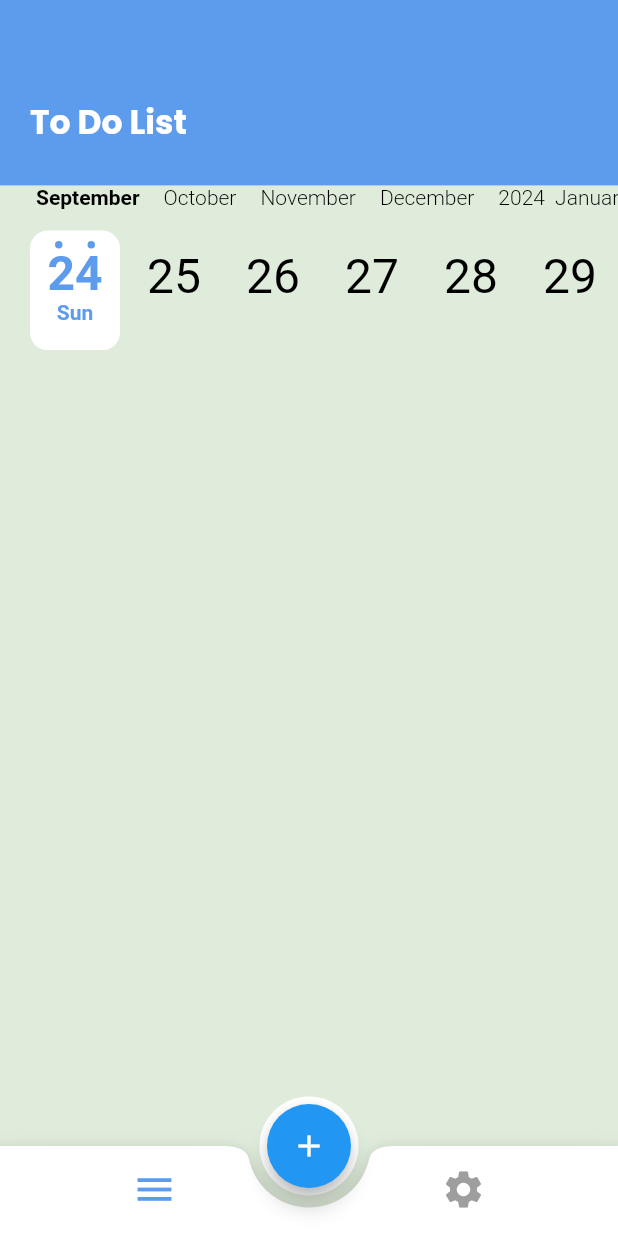
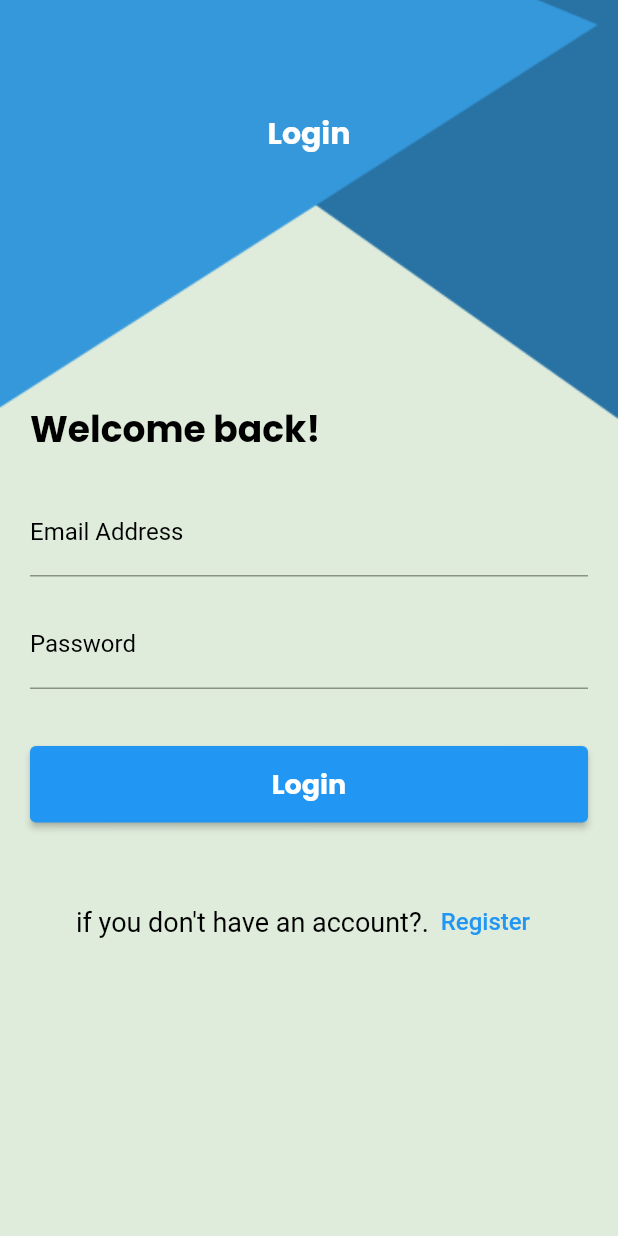
Before and after one commit to basmalahesham/todo_app_c9, a Flutter app: the screen it shows after launch, on a phone screen of 412 x 824 dp. Run offline on Flutter 3.47's test engine with Material 2 defaults, Android fonts, the phone set to English and light mode, and no system bars; drawn by our look-alikes of calendar_timeline; our stand-ins replace bot_toast, cloud_firestore, firebase_auth, firebase_core, flutter_easyloading, flutter_slidable and 2 more; accounts and stored records are empty; generated files the repository leaves out were written again.

Commit message:
create todoApp

```diff
--- a/lib/core/network_layer/firestore_utils.dart
+++ b/lib/core/network_layer/firestore_utils.dart
@@ -1,4 +1,5 @@
 import 'package:cloud_firestore/cloud_firestore.dart';
+import 'package:todo_app/core/utils/my_date_time.dart';
 import 'package:todo_app/models/task_model.dart';
 
 class FirestoreUtils {
@@ -27,9 +28,13 @@ class FirestoreUtils {
     return tasksList;
   }
 
-  static Stream<QuerySnapshot<TaskModel>> getRealTimeDataFromFirestore() {
-    var querySnapshots = getCollection().snapshots();
-    return querySnapshots;
+  static Stream<QuerySnapshot<TaskModel>> getRealTimeDataFromFirestore(
+      DateTime dateTime) {
+    return getCollection()
+        .where("dateTime",
+            isEqualTo:
+                MyDateTime.externalDateOnly(dateTime).millisecondsSinceEpoch)
+        .snapshots();
   }
 
   static Future<void> deleteData(TaskModel model) {
--- /dev/null
+++ b/lib/core/utils/my_date_time.dart
@@ -0,0 +1,5 @@
+class MyDateTime {
+  static DateTime externalDateOnly(DateTime dateTime) {
+    return DateTime(dateTime.year, dateTime.month, dateTime.day);
+  }
+}
--- /dev/null
+++ b/lib/core/widgets/custom_text_form_field.dart
@@ -0,0 +1,47 @@
+import 'package:flutter/material.dart';
+import 'package:provider/provider.dart';
+
+import '../../provider/settings_provider.dart';
+import '../theme/app_theme.dart';
+
+class CustomTextFormField extends StatelessWidget {
+  const CustomTextFormField(
+      {super.key,
+      required this.label,
+      required this.hint,
+      required this.controller,
+      required this.validator
+      //required this.onChanged
+      });
+
+  final String label;
+  final String hint;
+  final TextEditingController controller;
+
+  //final ValueChanged<String>? onChanged;
+  final FormFieldValidator<String>? validator;
+
+  @override
+  Widget build(BuildContext context) {
+    var provider = Provider.of<SettingsProvider>(context);
+    return Padding(
+      padding: const EdgeInsets.symmetric(vertical: 8.0),
+      child: TextFormField(
+        controller: controller,
+        //onChanged: onChanged,
+        validator: validator,
+        decoration: InputDecoration(
+          labelText: label,
+          labelStyle:
+              TextStyle(color: provider.isDark() ? Colors.white : Colors.black),
+          hintText: hint,
+          hintStyle:
+              TextStyle(color: provider.isDark() ? Colors.white : Colors.black),
+          focusedBorder: UnderlineInputBorder(
+            borderSide: BorderSide(color: AppTheme.primaryColor, width: 2),
+          ),
+        ),
+      ),
+    );
+  }
+}
--- a/lib/main.dart
+++ b/lib/main.dart
@@ -7,6 +7,8 @@ import 'package:provider/provider.dart';
 import 'package:todo_app/core/services/loading_service.dart';
 import 'package:todo_app/core/theme/app_theme.dart';
 import 'package:todo_app/layout/home_layout.dart';
+import 'package:todo_app/moduls/login/login.dart';
+import 'package:todo_app/moduls/register/register_screen.dart';
 import 'package:todo_app/moduls/splach/splash_view.dart';
 import 'package:todo_app/provider/settings_provider.dart';
 
@@ -51,6 +53,8 @@ class MyApp extends StatelessWidget {
       routes: {
         SplashView.routeName: (context) => SplashView(),
         HomeLayoutView.routeName: (context) => const HomeLayoutView(),
+        RegisterScreen.routeName: (context) => RegisterScreen(),
+        LoginScreen.routeName: (context) => LoginScreen(),
       },
       builder: EasyLoading.init(
         builder: BotToastInit(),
--- /dev/null
+++ b/lib/moduls/login/login.dart
@@ -0,0 +1,227 @@
+import 'package:firebase_auth/firebase_auth.dart';
+import 'package:flutter/material.dart';
+import 'package:flutter_easyloading/flutter_easyloading.dart';
+import 'package:google_fonts/google_fonts.dart';
+import 'package:provider/provider.dart';
+import 'package:todo_app/core/widgets/custom_text_form_field.dart';
+import 'package:todo_app/layout/home_layout.dart';
+import 'package:todo_app/moduls/register/register_screen.dart';
+
+import '../../core/services/snackbar_service.dart';
+import '../../provider/settings_provider.dart';
+
+class LoginScreen extends StatefulWidget {
+  LoginScreen({super.key});
+
+  static const String routeName = "login_screen";
+
+  @override
+  State<LoginScreen> createState() => _LoginScreenState();
+}
+
+class _LoginScreenState extends State<LoginScreen> {
+  //String name = '';
+  var emailController = TextEditingController();
+  var passwordController = TextEditingController();
+
+  var formKey = GlobalKey<FormState>();
+
+  @override
+  Widget build(BuildContext context) {
+    var provider = Provider.of<SettingsProvider>(context);
+    var mediaQuery = MediaQuery.of(context).size;
+    return Scaffold(
+      resizeToAvoidBottomInset: false,
+      body: Container(
+        padding: EdgeInsets.only(
+          top: mediaQuery.height * 0.09,
+          left: 20,
+          right: 20,
+        ),
+        alignment: Alignment.center,
+        width: double.infinity,
+        height: double.infinity,
+        decoration: BoxDecoration(
+          image: DecorationImage(
+            image: AssetImage(
+              'assets/images/SIGN IN – 1.png',
+            ),
+            fit: BoxFit.cover,
+          ),
+        ),
+        child: Form(
+          key: formKey,
+          child: Column(
+            crossAxisAlignment: CrossAxisAlignment.stretch,
+            children: [
+              Text(
+                'Login',
+                textAlign: TextAlign.center,
+                style: GoogleFonts.poppins(
+                  fontSize: 20,
+                  fontWeight: FontWeight.bold,
+                  color: Colors.white,
+                ),
+              ),
+              SizedBox(
+                height: mediaQuery.height * 0.2,
+              ),
+              Text(
+                'Welcome back!',
+                style: GoogleFonts.poppins(
+                  fontSize: 24,
+                  fontWeight: FontWeight.bold,
+                  color: provider.isDark() ? Colors.white : Colors.black,
+                ),
+              ),
+              SizedBox(
+                height: mediaQuery.height * 0.015,
+              ),
+              CustomTextFormField(
+                controller: emailController,
+                label: 'Email Address',
+                hint: 'Enter your email address',
+                validator: (value) {
+                  if (value == null || value!.trim().isEmpty) {
+                    return 'Please enter your email address';
+                  }
+                  var regex = RegExp(
+                      r"(^[a-zA-Z0-9_.+-]+@[a-zA-Z0-9]+\.[a-zA-Z0-9-.]+$)");
+                  if (!regex.hasMatch(value)) {
+                    return 'enter a valid email address';
+                  }
+                  return null;
+                },
+              ),
+              CustomTextFormField(
+                controller: passwordController,
+                label: 'Password',
+                hint: 'Enter your Password',
+                validator: (value) {
+                  if (value == null || value!.trim().isEmpty) {
+                    return 'Please enter your password';
+                  }
+                  var regex = RegExp(
+                      r"(?=^.{8,}$)(?=.*[!@#$%^&*]+)(?![.\\n])(?=.*[A-Z])(?=.*[a-z]).*$");
+                  if (!regex.hasMatch(value)) {
+                    return 'enter a valid password';
+                  }
+                  return null;
+                },
+              ),
+              Padding(
+                padding: const EdgeInsets.symmetric(vertical: 30.0),
+                child: ElevatedButton(
+                  onPressed: () {
+                    login();
+                  },
+                  child: Text(
+                    'Login',
+                    style: GoogleFonts.poppins(
+                      fontSize: 18,
+                      fontWeight: FontWeight.bold,
+                    ),
+                  ),
+                  style: ElevatedButton.styleFrom(
+                    padding: EdgeInsets.symmetric(
+                      vertical: 12,
+                    ),
+                  ),
+                ),
+              ),
+              SizedBox(
+                height: mediaQuery.height * 0.015,
+              ),
+              Row(
+                mainAxisAlignment: MainAxisAlignment.center,
+                children: [
+                  Text(
+                    "if you don't have an account?.",
+                    style: TextStyle(
+                      fontSize: 18,
+                      fontWeight: FontWeight.normal,
+                      color: provider.isDark() ? Colors.white : Colors.black,
+                    ),
+                  ),
+                  TextButton(
+                    onPressed: () {
+                      Navigator.pushNamed(context, RegisterScreen.routeName);
+                    },
+                    child: Text(
+                      'Register',
+                      style: TextStyle(fontSize: 16),
+                    ),
+                  ),
+                ],
+              ),
+            ],
+          ),
+        ),
+      ),
+    );
+  }
+
+  void register() async {
+    // print(nameController.text);
+    // formKey.currentState?.validate();
+    if (formKey.currentState!.validate()) {
+      // authenticate with firebase
+      try {
+        EasyLoading.show();
+        final userCredential =
+            await FirebaseAuth.instance.createUserWithEmailAndPassword(
+          email: emailController.text,
+          password: passwordController.text,
+        );
+        print(userCredential.user);
+        EasyLoading.dismiss();
+        SnackBarService.showSuccessMessage(
+            'The account was registered successfully');
+        Navigator.pop(context);
+      } on FirebaseAuthException catch (e) {
+        if (e.code == 'weak-password') {
+          EasyLoading.dismiss();
+          SnackBarService.showErrorMessage(
+              'The password provided is too weak.');
+          print('The password provided is too weak.');
+        } else if (e.code == 'email-already-in-use') {
+          EasyLoading.dismiss();
+          SnackBarService.showErrorMessage(
+              'The account already exists for that email.');
+          print('The account already exists for that email.');
+        }
+      } catch (e) {
+        EasyLoading.dismiss();
+        SnackBarService.showErrorMessage(
+            'no network please check internet connection');
+        print(e);
+      }
+    }
+  }
+
+  void login() async {
+    if (formKey.currentState!.validate()) {
+      try {
+        EasyLoading.show();
+        final credential =
+            await FirebaseAuth.instance.signInWithEmailAndPassword(
+          email: emailController.text,
+          password: passwordController.text,
+        );
+        EasyLoading.dismiss();
+        SnackBarService.showSuccessMessage('you are login successfully');
+        Navigator.pushNamedAndRemoveUntil(
+            context, HomeLayoutView.routeName, (route) => false);
+      } on FirebaseAuthException catch (e) {
+        if (e.code == 'user-not-found') {
+          EasyLoading.dismiss();
+          SnackBarService.showErrorMessage('No user found for that email.');
+        } else if (e.code == 'wrong-password') {
+          EasyLoading.dismiss();
+          SnackBarService.showErrorMessage(
+              'Wrong password provided for that user.');
+        }
+      }
+    }
+  }
+}
--- a/lib/moduls/splach/splash_view.dart
+++ b/lib/moduls/splach/splash_view.dart
@@ -2,7 +2,7 @@ import 'dart:async';
 
 import 'package:flutter/material.dart';
 import 'package:provider/provider.dart';
-import 'package:todo_app/layout/home_layout.dart';
+import 'package:todo_app/moduls/login/login.dart';
 
 import '../../provider/settings_provider.dart';
 
@@ -21,7 +21,7 @@ class _SplashViewState extends State<SplashView> {
         seconds: 2,
       ),
       () {
-        Navigator.of(context).pushReplacementNamed(HomeLayoutView.routeName);
+        Navigator.of(context).pushReplacementNamed(LoginScreen.routeName);
       },
     );
     super.initState();
--- a/pubspec.yaml
+++ b/pubspec.yaml
@@ -48,6 +48,7 @@ dependencies:
   flutter_easyloading: ^3.0.5
   bot_toast: ^4.1.3
   flutter_slidable: ^3.0.0
+  firebase_auth: ^4.10.0
 
 dev_dependencies:
   flutter_test:
```
Also changed, not shown: lib/layout/widgets/show_add_task_bottom_sheet.dart (+14 -11 lines), lib/moduls/register/register_screen.dart (added, +246 -0 lines), lib/moduls/settings/settings_view.dart (+21 -0 lines), lib/moduls/tasks_list/tasks_list_view.dart (+10 -5 lines), assets/images/SIGN IN – 1.png (added), pubspec.lock, 3 other files.
